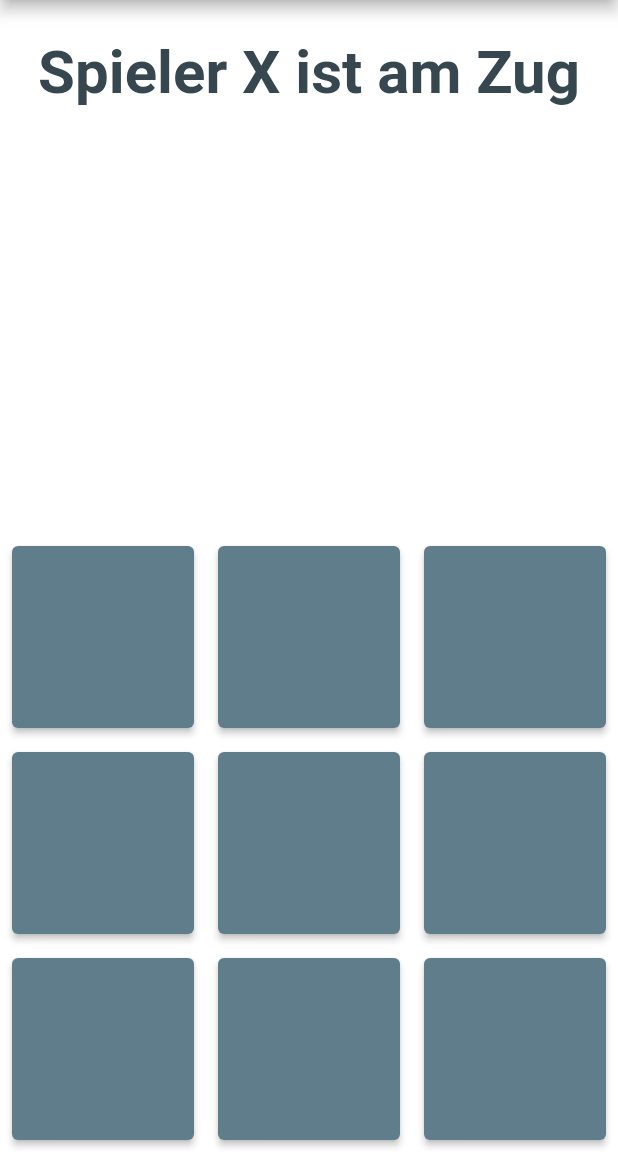
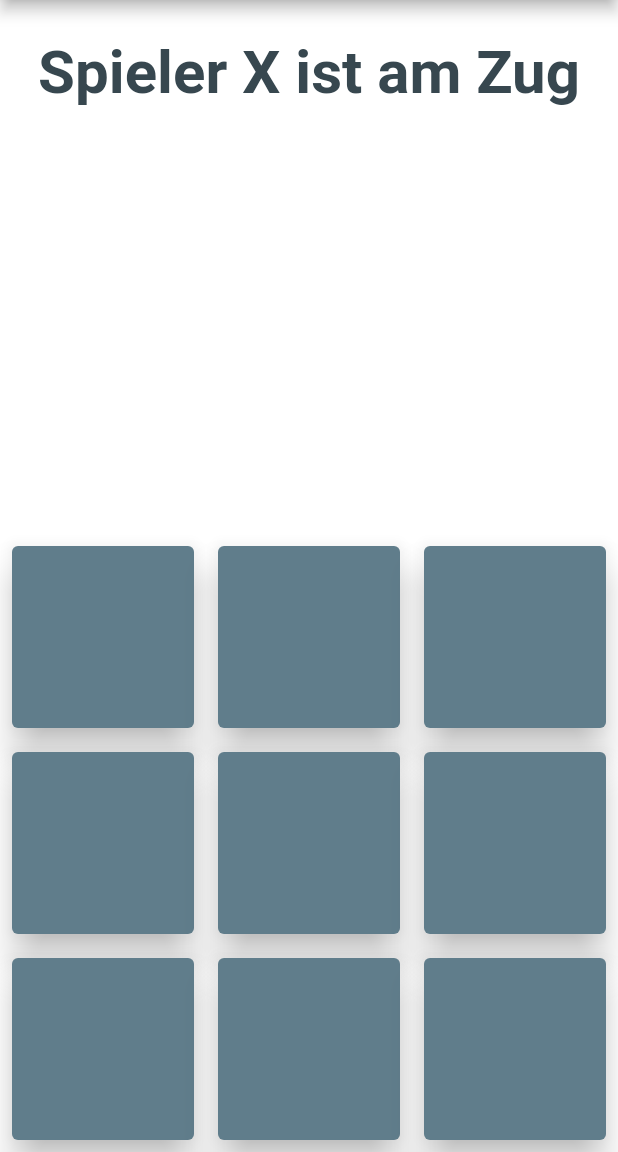
Before and after one commit to Erik0806/Facharbeit, a Flutter app: the screen it shows after launch, on a phone screen of 412 x 824 dp, the part 84-1236 px from its top. Run offline on Flutter 3.47's test engine with Material 2 defaults, Android fonts, the light colour scheme and no system bars; our stand-ins replace flutter_colorpicker, shared_preferences.

Commit message:
Deploy changes, deployed Android and Linux. Added Android Icons

```diff
--- a/Projekt/tictactoe/lib/Widgets/tile.dart
+++ b/Projekt/tictactoe/lib/Widgets/tile.dart
@@ -34,6 +34,7 @@ class _TileState extends State<Tile> with AutomaticKeepAliveClientMixin {
         child: ElevatedButton(
           style: ElevatedButton.styleFrom(
             primary: buttonColour,
+            elevation: 10,
           ),
           onPressed: pressed,
           child: Text(
--- a/Projekt/tictactoe/lib/sites/spiele_page.dart
+++ b/Projekt/tictactoe/lib/sites/spiele_page.dart
@@ -120,7 +120,15 @@ class _SpielePageState extends State<SpielePage> {
             return Row(
               children: [
                 Flexible(child: testerd),
+                Column(
+                  children: [
+                    Spacer(
+                      flex: won || lost ? 1 : 2,
+                    ),
                     Expanded(child: playeranzeige()),
+                    const Spacer(),
+                  ],
+                ),
               ],
             );
           } else {
@@ -162,11 +170,13 @@ class _SpielePageState extends State<SpielePage> {
             style: playerAnzeigeStyle(40),
             textAlign: TextAlign.center,
           ),
+          won || lost
+              ? Column(
+                  children: [
                     const SizedBox(
                       height: 20,
                     ),
-          won || lost
-              ? SizedBox(
+                    SizedBox(
                       height: 50,
                       width: 140,
                       child: ElevatedButton(
@@ -177,10 +187,10 @@ class _SpielePageState extends State<SpielePage> {
                           style: playerAnzeigeStyle(30),
                         ),
                       ),
+                    ),
+                  ],
                 )
-              : const SizedBox(
-                  height: 2,
-                ),
+              : Container(),
         ],
       ),
     );
```
Also changed, not shown: Projekt/tictactoe/pubspec.yaml (+8 -0 lines), Projekt/Logo.svg (added), Projekt/tictactoe/assets/bitmap.png (added), Projekt/tictactoe/pubspec.lock, 43 other files. Lines whose indentation alone changed are shown as unchanged.
